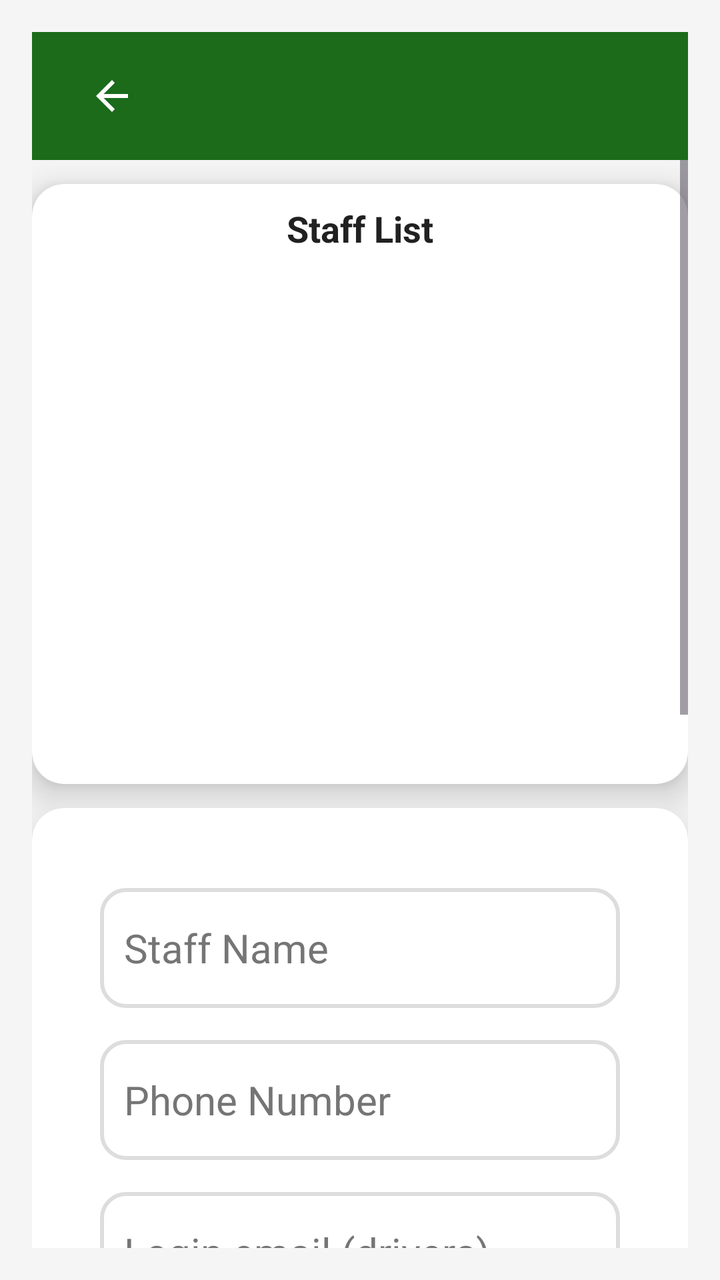
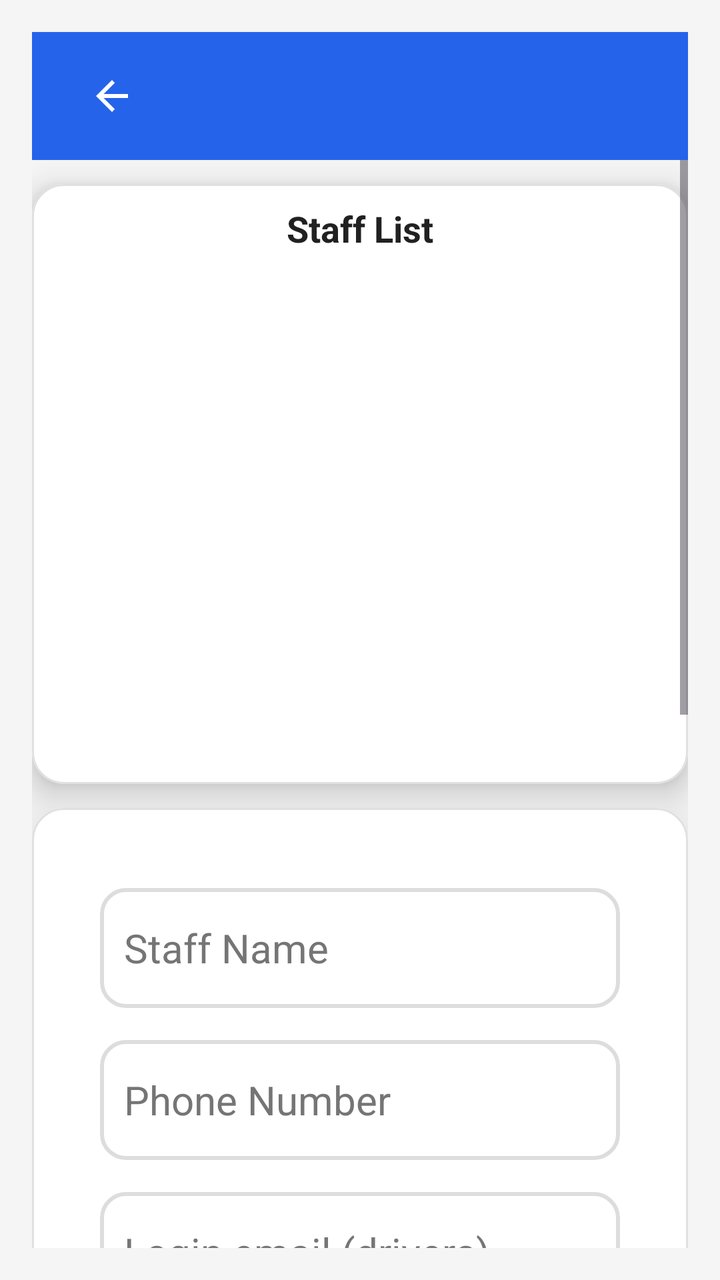

An Android layout rendered at two revisions. The XML below is the earlier revision; the diff shows what the commit changed to produce the second picture.
<!-- AndroidManifest.xml: application theme Theme.TransportApp -->
<!-- res/layout/activity_modify_staff.xml -->
<?xml version="1.0" encoding="utf-8"?>
<LinearLayout
    xmlns:android="http://schemas.android.com/apk/res/android"
    xmlns:app="http://schemas.android.com/apk/res-auto"
    android:layout_width="match_parent"
    android:layout_height="match_parent"
    android:orientation="vertical"
    android:background="@color/screen_background"
    android:padding="16dp">

    
    <include
        layout="@layout/toolbar"
        android:layout_width="match_parent"
        android:layout_height="?attr/actionBarSize" />

    
    <ScrollView
        android:layout_width="match_parent"
        android:layout_height="0dp"
        android:layout_weight="1"
        android:fillViewport="true">

        <LinearLayout
            android:layout_width="match_parent"
            android:layout_height="wrap_content"
            android:orientation="vertical">

            
            <com.google.android.material.card.MaterialCardView
                android:layout_width="match_parent"
                android:layout_height="300dp"
                android:layout_marginTop="12dp"
                android:backgroundTint="@color/surface"
                app:cardCornerRadius="16dp"
                app:cardElevation="10dp">

                <LinearLayout
                    android:layout_width="match_parent"
                    android:layout_height="wrap_content"
                    android:orientation="vertical"
                    android:padding="10dp">

                    <TextView
                        android:layout_width="wrap_content"
                        android:layout_height="wrap_content"
                        android:text="@string/staff_list"
                        android:textSize="18sp"
                        android:textStyle="bold"
                        android:textColor="@color/text_primary"
                        android:layout_gravity="center"
                        android:paddingBottom="8dp"/>

                    <androidx.recyclerview.widget.RecyclerView
                        android:id="@+id/driverRecyclerView"
                        android:layout_width="match_parent"
                        android:layout_height="250dp"
                        android:scrollbars="vertical"/>
                </LinearLayout>
            </com.google.android.material.card.MaterialCardView>

            
            <com.google.android.material.card.MaterialCardView
                android:layout_width="match_parent"
                android:layout_height="wrap_content"
                android:layout_marginTop="12dp"
                android:backgroundTint="@color/surface"
                app:cardCornerRadius="16dp"
                app:cardElevation="10dp">

                <LinearLayout
                    android:layout_width="match_parent"
                    android:layout_height="wrap_content"
                    android:orientation="vertical"
                    android:padding="24dp">

                    
                    <EditText
                        android:id="@+id/driverNameInput"
                        android:layout_width="match_parent"
                        android:layout_height="60dp"
                        android:layout_marginTop="16dp"
                        android:layout_marginHorizontal="10dp"
                        android:background="@drawable/edittext_background"
                        android:hint="@string/hint_staff_name"
                    android:inputType="text"
                    android:padding="12dp"
                    android:textColor="@color/text_primary"
                    android:textColorHint="@color/text_hint"
                    android:textSize="20sp" />

                    
                    <EditText
                        android:id="@+id/driverPhoneInput"
                        android:layout_width="match_parent"
                        android:layout_height="60dp"
                        android:layout_marginTop="16dp"
                        android:layout_marginHorizontal="10dp"
                        android:background="@drawable/edittext_background"
                        android:hint="@string/hint_phone_number"
                        android:inputType="phone"
                        android:padding="12dp"
                        android:textColor="@color/text_primary"
                        android:textColorHint="@color/text_hint"
                        android:textSize="20sp" />

                    
                    <EditText
                        android:id="@+id/staffEmailInput"
                        android:layout_width="match_parent"
                        android:layout_height="60dp"
                        android:layout_marginHorizontal="10dp"
                        android:layout_marginTop="16dp"
                        android:autofillHints="emailAddress"
                        android:background="@drawable/edittext_background"
                        android:hint="@string/staff_email_hint"
                        android:inputType="textEmailAddress"
                        android:padding="12dp"
                        android:textColor="@color/text_primary"
                        android:textColorHint="@color/text_hint"
                        android:textSize="20sp" />

                    
                    <EditText
                        android:id="@+id/licenseNumberInput"
                        android:layout_width="match_parent"
                        android:layout_height="60dp"
                        android:layout_marginTop="16dp"
                        android:layout_marginHorizontal="10dp"
                        android:background="@drawable/edittext_background"
                        android:hint="@string/hint_license_number"
                    android:inputType="text"
                    android:padding="12dp"
                    android:textColor="@color/text_primary"
                    android:textColorHint="@color/text_hint"
                    android:textSize="20sp" />

                    
                    <Spinner
                        android:id="@+id/vehicleDropdown"
                        android:layout_width="match_parent"
                        android:layout_height="60dp"
                        android:layout_marginTop="16dp"
                        android:layout_marginHorizontal="10dp"
                        android:background="@drawable/edittext_background"
                        android:padding="12dp"
                        android:spinnerMode="dropdown" />

                    
                    <Spinner
                        android:id="@+id/routeDropdown"
                        android:layout_width="match_parent"
                        android:layout_height="60dp"
                        android:layout_marginTop="16dp"
                        android:layout_marginHorizontal="10dp"
                        android:background="@drawable/edittext_background"
                        android:padding="12dp"
                        android:spinnerMode="dropdown" />

                    
                    <RadioGroup
                        android:id="@+id/statusRadioGroup"
                        android:layout_width="match_parent"
                        android:layout_height="wrap_content"
                        android:layout_marginTop="16dp"
                        android:layout_marginHorizontal="10dp"
                        android:orientation="horizontal">

                        <RadioButton
                            android:id="@+id/activeRadioButton"
                            android:layout_width="0dp"
                            android:layout_height="wrap_content"
                            android:layout_weight="1"
                            android:text="@string/active"
                            android:textSize="18sp"
                            android:textColor="@color/text_primary"
                            android:padding="8dp"
                            android:checked="true" />

                        <RadioButton
                            android:id="@+id/notActiveRadioButton"
                            android:layout_width="0dp"
                            android:layout_height="wrap_content"
                            android:layout_weight="1"
                            android:text="@string/not_active"
                            android:textSize="18sp"
                            android:textColor="@color/text_primary"
                            android:padding="8dp" />
                    </RadioGroup>

                    
                    <RadioGroup
                        android:id="@+id/roleRadioGroup"
                        android:layout_width="match_parent"
                        android:layout_height="wrap_content"
                        android:layout_marginTop="16dp"
                        android:layout_marginHorizontal="10dp"
                        android:orientation="horizontal">

                        <RadioButton
                            android:id="@+id/driverRadioButton"
                            android:layout_width="0dp"
                            android:layout_height="wrap_content"
                            android:layout_weight="1"
                            android:text="@string/driver"
                            android:textSize="18sp"
                            android:textColor="@color/text_primary"
                            android:padding="8dp"
                            android:checked="true" /> 

                        <RadioButton
                            android:id="@+id/attendantRadioButton"
                            android:layout_width="0dp"
                            android:layout_height="wrap_content"
                            android:layout_weight="1"
                            android:text="@string/attendant"
                            android:textSize="18sp"
                            android:textColor="@color/text_primary"
                            android:padding="8dp" />
                    </RadioGroup>

                    
                    <Button
                        android:id="@+id/saveDriverButton"
                        android:layout_width="match_parent"
                    android:layout_height="wrap_content"
                    android:layout_gravity="center"
                    android:layout_marginTop="24dp"
                    android:layout_marginBottom="10dp"
                    android:backgroundTint="@color/green"
                    android:padding="16dp"
                    android:text="@string/save_staff"
                    android:textColor="@android:color/white"
                    android:textSize="18sp"
                    android:textStyle="bold"
                    app:cornerRadius="12dp" /> 
                </LinearLayout>
            </com.google.android.material.card.MaterialCardView>
        </LinearLayout>
    </ScrollView>
</LinearLayout>
<!-- res/layout/toolbar.xml (included above) -->
<?xml version="1.0" encoding="utf-8"?>
<com.google.android.material.appbar.MaterialToolbar xmlns:android="http://schemas.android.com/apk/res/android"
    xmlns:app="http://schemas.android.com/apk/res-auto"
    android:id="@+id/toolbar"
    android:layout_width="match_parent"
    android:layout_height="?attr/actionBarSize"
    android:background="@color/green"
    android:elevation="4dp"
    android:theme="@style/ThemeOverlay.AppCompat.Dark.ActionBar">

    <ImageButton
        android:id="@+id/backButton"
        android:layout_width="48dp"
        android:layout_height="48dp"
        android:layout_marginStart="12dp"
        android:background="@null"
        android:contentDescription="@string/back_button_desc"
        android:src="@drawable/baseline_arrow_back_24"
        app:tint="@android:color/white" />

    <TextView
        android:id="@+id/toolbar_title"
        android:layout_width="wrap_content"
        android:layout_height="wrap_content"
        android:layout_gravity="center"
        android:textColor="@android:color/white"
        android:textSize="22sp"
        android:textStyle="bold" />

    
    <ImageButton
        android:id="@+id/signOutButton"
        android:layout_width="48dp"
        android:layout_height="48dp"
        android:layout_gravity="end"
        android:layout_marginEnd="8dp"
        android:background="?attr/selectableItemBackgroundBorderless"
        android:contentDescription="@string/sign_out"
        android:src="@drawable/baseline_logout_24"
        android:visibility="gone"
        app:tint="@android:color/white" />
</com.google.android.material.appbar.MaterialToolbar>
<!-- resources referenced by this layout -->
<resources>
  <color name="green">#1B6B1B</color>
  <color name="screen_background">#F5F5F5</color>
  <color name="surface">#FFFFFF</color>
  <color name="text_hint">#757575</color>
  <color name="text_primary">#212121</color>
  <!-- drawable baseline_arrow_back_24 (drawable) -->
  <vector xmlns:android="http://schemas.android.com/apk/res/android" android:autoMirrored="true" android:height="24dp" android:tint="@color/text_secondary" android:viewportHeight="24" android:viewportWidth="24" android:width="24dp">
        
      <path android:fillColor="@android:color/white" android:pathData="M20,11H7.83l5.59,-5.59L12,4l-8,8 8,8 1.41,-1.41L7.83,13H20v-2z"/>
      
  </vector>
  <!-- drawable baseline_logout_24 (drawable) -->
  <vector xmlns:android="http://schemas.android.com/apk/res/android" android:autoMirrored="true" android:height="24dp" android:tint="@color/white" android:viewportHeight="24" android:viewportWidth="24" android:width="24dp">
      <path android:fillColor="@android:color/white" android:pathData="M17,7l-1.41,1.41L18.17,11H8v2h10.17l-2.58,2.58L17,17l5,-5zM4,5h8V3H4c-1.1,0 -2,0.9 -2,2v14c0,1.1 0.9,2 2,2h8v-2H4V5z"/>
  </vector>
  <!-- drawable edittext_background (drawable) -->
  <?xml version="1.0" encoding="utf-8"?>
  <shape xmlns:android="http://schemas.android.com/apk/res/android">
      <solid android:color="@color/surface" />
      <corners android:radius="12dp" />
      <stroke android:width="2dp" android:color="@color/border_light" />
  </shape>
  <string name="active">Active</string>
  <string name="attendant">Attendant</string>
  <string name="back_button_desc">Navigate back</string>
  <string name="driver">Driver</string>
  <string name="hint_license_number">License Number</string>
  <string name="hint_phone_number">Phone Number</string>
  <string name="hint_staff_name">Staff Name</string>
  <string name="not_active">Not Active</string>
  <string name="save_staff">Save Staff</string>
  <string name="sign_out">Sign out</string>
  <string name="staff_email_hint">Login email (drivers)</string>
  <string name="staff_list">Staff List</string>
  <style name="Theme.TransportApp" parent="Base.Theme.TransportApp" />
  <color name="text_secondary">#616161</color>
  <color name="white">#FFFFFFFF</color>
  <color name="border_light">#DDDDDD</color>
  <style name="Base.Theme.TransportApp" parent="Theme.Material3.DayNight.NoActionBar">
          
          <item name="colorPrimary">@color/green</item>
          <item name="colorOnPrimary">@color/white</item>
          <item name="colorSecondary">@color/accent_orange</item>
          <item name="colorOnSecondary">@color/white</item>
          
          <item name="materialCardViewStyle">@style/Widget.Material3.CardView.Elevated</item>
      </style>
  <color name="accent_orange">#B45309</color>
</resources>

<!-- the commit's change to res/layout/activity_modify_staff.xml (unified diff, before → after) -->
@@ -227,7 +227,7 @@
                     android:layout_gravity="center"
                     android:layout_marginTop="24dp"
                     android:layout_marginBottom="10dp"
-                    android:backgroundTint="@color/green"
+                    android:backgroundTint="@color/brand_primary"
                     android:padding="16dp"
                     android:text="@string/save_staff"
                     android:textColor="@android:color/white"
@@ -246,7 +246,7 @@
     android:id="@+id/toolbar"
     android:layout_width="match_parent"
     android:layout_height="?attr/actionBarSize"
-    android:background="@color/green"
+    android:background="@color/brand_primary"
     android:elevation="4dp"
     android:theme="@style/ThemeOverlay.AppCompat.Dark.ActionBar">
 
<!-- resource entries referenced after the edit -->
@@ -1,6 +1,6 @@
 <!-- resources referenced by this layout -->
 <resources>
-  <color name="green">#1B6B1B</color>
+  <color name="brand_primary">#2563EB</color>
   <color name="screen_background">#F5F5F5</color>
   <color name="surface">#FFFFFF</color>
   <color name="text_hint">#757575</color>
@@ -39,14 +39,32 @@
   <color name="white">#FFFFFFFF</color>
   <color name="border_light">#DDDDDD</color>
   <style name="Base.Theme.TransportApp" parent="Theme.Material3.DayNight.NoActionBar">
-          
-          <item name="colorPrimary">@color/green</item>
-          <item name="colorOnPrimary">@color/white</item>
+          <item name="colorPrimary">@color/theme_primary</item>
+          <item name="colorOnPrimary">@color/theme_on_primary</item>
+          <item name="colorPrimaryContainer">@color/theme_primary_container</item>
+          <item name="colorOnPrimaryContainer">@color/theme_on_primary_container</item>
           <item name="colorSecondary">@color/accent_orange</item>
           <item name="colorOnSecondary">@color/white</item>
+          <item name="colorSurfaceVariant">@color/surface_variant</item>
+          <item name="colorOutlineVariant">@color/outline_card</item>
           
-          <item name="materialCardViewStyle">@style/Widget.Material3.CardView.Elevated</item>
+          <item name="materialCardViewStyle">@style/Widget.Transport.Card</item>
       </style>
+  <color name="theme_primary">#2563EB</color>
+  <color name="theme_on_primary">#FFFFFF</color>
+  <color name="theme_primary_container">#DBEAFE</color>
+  <color name="theme_on_primary_container">#1E3A8A</color>
   <color name="accent_orange">#B45309</color>
+  <color name="surface_variant">#F1F3F4</color>
+  <color name="outline_card">#E0E0E0</color>
+  <style name="Widget.Transport.Card" parent="Widget.Material3.CardView.Elevated">
+          <item name="cardCornerRadius">@dimen/radius_l</item>
+          <item name="cardElevation">@dimen/card_elevation_default</item>
+          <item name="strokeColor">@color/outline_card</item>
+          <item name="strokeWidth">1dp</item>
+          <item name="cardBackgroundColor">@color/surface</item>
+      </style>
+  <dimen name="radius_l">16dp</dimen>
+  <dimen name="card_elevation_default">2dp</dimen>
 </resources>
 
